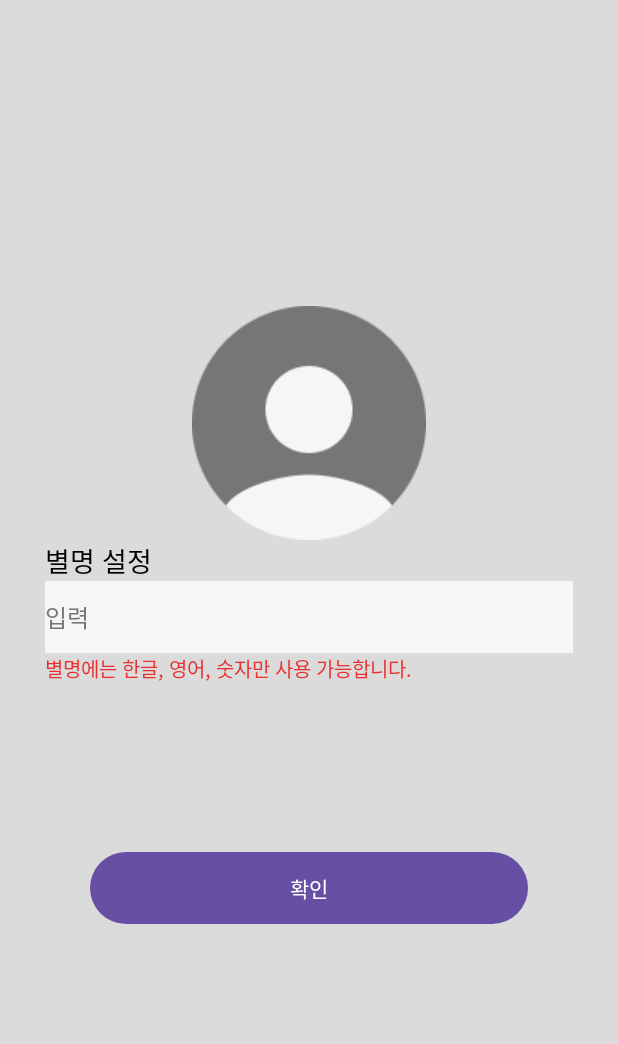
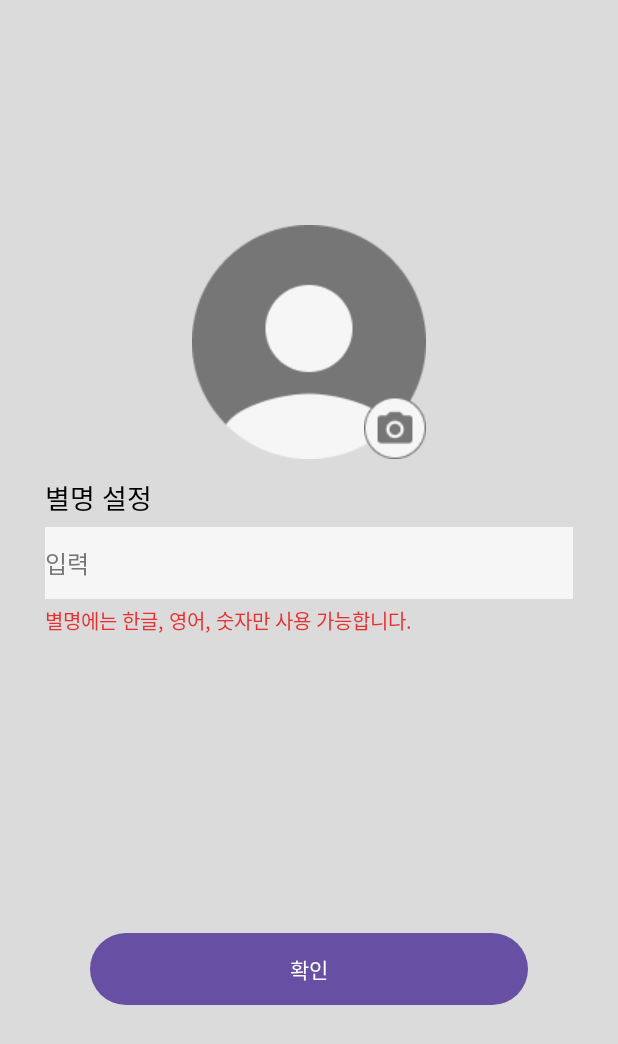
Before and after one commit to PackItProject/PACK_IT_Android, an Android app: the layout activity_profile.xml on its own in the app's theme, with its tools: preview values and no code run, on a phone screen of 412 x 824 dp. Shown: the top 1044 px of the screen. Run offline under Robolectric (Android 15) with nearby library versions, the phone set to English and light mode, and no system bars.

Commit message:
프로필 페이지 구성 완료2 + 배치 수정 전

```diff
--- a/app/src/main/res/layout/activity_profile.xml
+++ b/app/src/main/res/layout/activity_profile.xml
@@ -15,10 +15,17 @@
         android:layout_width="wrap_content"
         android:layout_height="wrap_content"
         android:src="@drawable/profile_user"
+        android:layout_marginTop="150dp"
         app:layout_constraintStart_toStartOf="parent"
         app:layout_constraintEnd_toEndOf="parent"
-        app:layout_constraintTop_toTopOf="parent"
-        app:layout_constraintBottom_toTopOf="@id/profile_check_btn"/>
+        app:layout_constraintTop_toTopOf="parent"/>
+    <ImageView
+        android:id="@+id/profile_photo_iv"
+        android:layout_width="wrap_content"
+        android:layout_height="wrap_content"
+        android:src="@drawable/profile_photo"
+        app:layout_constraintBottom_toBottomOf="@id/profile_user_iv"
+        app:layout_constraintEnd_toEndOf="@id/profile_user_iv" />
 
     <Button
         android:id="@+id/profile_check_btn"
@@ -27,10 +34,10 @@
         android:text="확인"
         android:gravity="center"
         android:layout_marginHorizontal="60dp"
+        android:layout_marginBottom="150dp"
         app:layout_constraintStart_toStartOf="parent"
         app:layout_constraintEnd_toEndOf="parent"
-        app:layout_constraintBottom_toBottomOf="parent"
-        app:layout_constraintTop_toBottomOf="@id/profile_user_iv" />
+        app:layout_constraintBottom_toBottomOf="parent"/>
 
     <TextView
         android:id="@+id/profile_nickname_tv"
@@ -39,8 +46,9 @@
         android:text="별명 설정"
         android:textSize="18sp"
         android:textColor="@color/black"
+        android:layout_marginBottom="6dp"
         app:layout_constraintStart_toStartOf="@id/profile_write_nickname_et"
-        app:layout_constraintTop_toBottomOf="@id/profile_user_iv"/>
+        app:layout_constraintBottom_toTopOf="@id/profile_write_nickname_et"/>
 
     <EditText
         android:id="@+id/profile_write_nickname_et"
@@ -52,9 +60,10 @@
         android:textColor="@color/dark_grey"
         android:layout_marginHorizontal="30dp"
         android:background="@color/white_text"
+        android:layout_marginTop="45dp"
         app:layout_constraintStart_toStartOf="parent"
         app:layout_constraintEnd_toEndOf="parent"
-        app:layout_constraintTop_toBottomOf="@id/profile_nickname_tv" />
+        app:layout_constraintTop_toBottomOf="@id/profile_user_iv" />
 
     <TextView
         android:id="@+id/profile_not_vaild_tv"
@@ -63,6 +72,7 @@
         android:text="별명에는 한글, 영어, 숫자만 사용 가능합니다."
         android:textColor="@color/red"
         android:textSize="13sp"
+        android:layout_marginTop="4dp"
         app:layout_constraintStart_toStartOf="@id/profile_write_nickname_et"
         app:layout_constraintTop_toBottomOf="@id/profile_write_nickname_et" />
 
```
